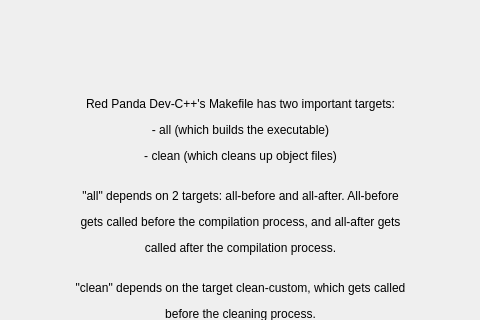
The window that RedPandaIDE/widgets/custommakefileinfodialog.ui (royqh1979/RedPanda-CPP) describes before a commit, drawn with Qt 5; both pictures show x 184 to 664 and y 0 to 320 of the 849 by 512 pixel window.
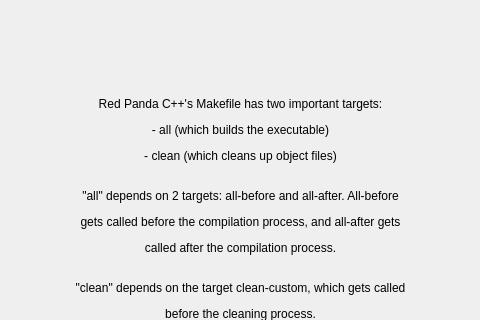
The same window after the commit.

```diff
--- a/RedPandaIDE/widgets/custommakefileinfodialog.ui
+++ b/RedPandaIDE/widgets/custommakefileinfodialog.ui
@@ -50,7 +50,7 @@
    <item row="0" column="0" colspan="3">
     <widget class="QLabel" name="label">
      <property name="text">
-      <string>&lt;html&gt;&lt;head/&gt;&lt;body&gt;&lt;p&gt;Red Panda Dev-C++'s Makefile has two important targets:&lt;/p&gt;&lt;p&gt;- all (which builds the executable)&lt;/p&gt;&lt;p&gt;- clean (which cleans up object files)&lt;/p&gt;&lt;p&gt;&lt;br/&gt;&amp;quot;all&amp;quot; depends on 2 targets: all-before and all-after. All-before&lt;/p&gt;&lt;p&gt;gets called before the compilation process, and all-after gets&lt;/p&gt;&lt;p&gt;called after the compilation process.&lt;/p&gt;&lt;p&gt;&lt;br/&gt;&amp;quot;clean&amp;quot; depends on the target clean-custom, which gets called&lt;/p&gt;&lt;p&gt;before the cleaning process.&lt;br/&gt;&lt;/p&gt;&lt;p&gt;You can change the Makefile's behavior by defining the targets&lt;/p&gt;&lt;p&gt;that &amp;quot;all&amp;quot; and &amp;quot;clean&amp;quot; depend on.&lt;/p&gt;&lt;/body&gt;&lt;/html&gt;</string>
+      <string>&lt;html&gt;&lt;head/&gt;&lt;body&gt;&lt;p&gt;Red Panda C++'s Makefile has two important targets:&lt;/p&gt;&lt;p&gt;- all (which builds the executable)&lt;/p&gt;&lt;p&gt;- clean (which cleans up object files)&lt;/p&gt;&lt;p&gt;&lt;br/&gt;&amp;quot;all&amp;quot; depends on 2 targets: all-before and all-after. All-before&lt;/p&gt;&lt;p&gt;gets called before the compilation process, and all-after gets&lt;/p&gt;&lt;p&gt;called after the compilation process.&lt;/p&gt;&lt;p&gt;&lt;br/&gt;&amp;quot;clean&amp;quot; depends on the target clean-custom, which gets called&lt;/p&gt;&lt;p&gt;before the cleaning process.&lt;br/&gt;&lt;/p&gt;&lt;p&gt;You can change the Makefile's behavior by defining the targets&lt;/p&gt;&lt;p&gt;that &amp;quot;all&amp;quot; and &amp;quot;clean&amp;quot; depend on.&lt;/p&gt;&lt;/body&gt;&lt;/html&gt;</string>
      </property>
      <property name="textFormat">
       <enum>Qt::RichText</enum>
```
